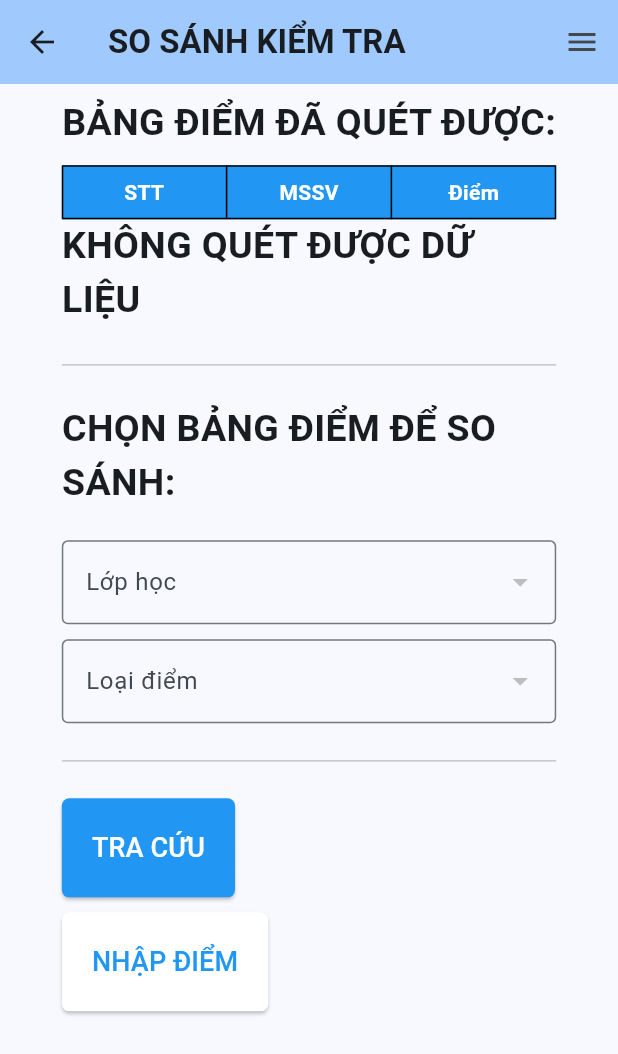
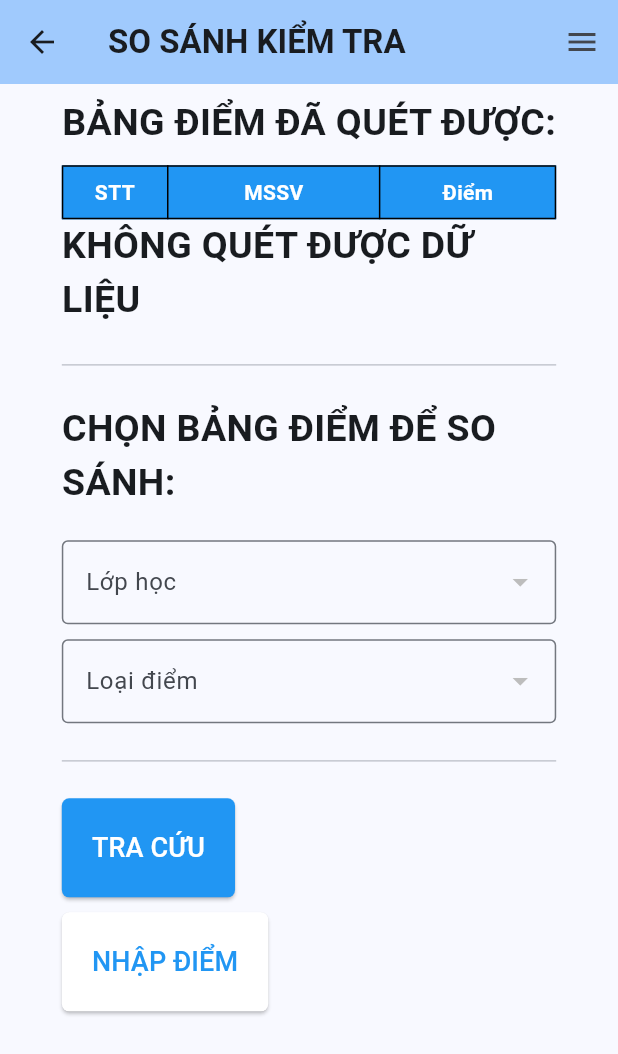
Before and after one commit to Slimaeus/flutter_hutech_classroom, a Flutter app: the ScanScreen screen opened by its route, after a tap on "TIẾP TỤC", on a phone screen of 412 x 824 dp. Shown: the top 1054 px of the screen. Run offline on Flutter 3.47's test engine with Material 3 defaults, Android fonts, the phone set to English and light mode, and no system bars; our stand-ins replace file_picker, flutter_mobx, flutter_secure_storage, mobx; missing offline and left inert: crop_your_image; accounts and stored records are empty; generated files the repository leaves out were written again; network calls fail.

```diff
--- a/lib/widgets/tables/custom_table.dart
+++ b/lib/widgets/tables/custom_table.dart
@@ -1,16 +1,19 @@
+import 'dart:io';
+
 import 'package:flutter/material.dart';
 
 Widget customTable(List<Widget> titleRow, List<List<Widget>> dataRows) {
   return Table(
     border: TableBorder.all(),
-    columnWidths: const {
-      0: FlexColumnWidth(),
-      1: FlexColumnWidth(),
-      2: FlexColumnWidth(),
-      3: FlexColumnWidth(),
-      4: FlexColumnWidth(),
-      5: FlexColumnWidth(),
-    },
+    columnWidths: Platform.isWindows
+        ? {}
+        : const {
+            0: FlexColumnWidth(3),
+            1: FlexColumnWidth(6),
+            2: FlexColumnWidth(5),
+            3: FlexColumnWidth(5),
+          },
+    defaultColumnWidth: const FlexColumnWidth(),
     children: [
       TableRow(
         children: titleRow,
--- a/lib/widgets/tables/student_result_table.dart
+++ b/lib/widgets/tables/student_result_table.dart
@@ -17,7 +17,7 @@ Widget studentResultTable(List<StudentResult> studentResult) {
     ],
     customTableHeaderCell('Điểm'),
     if (studentResult.any((element) => element.comparedScore != null))
-      customTableHeaderCell('Điểm hệ thống'),
+      customTableHeaderCell('Hệ thống'),
   ], [
     ...studentResult.map((r) => [
           customTableCell(r.ordinalNumber.toString()),
```
